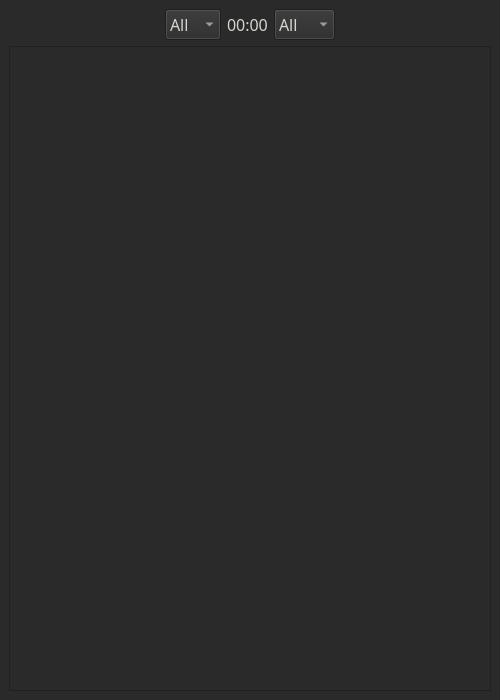
First picture: the form in dialog.ui, repository mbridak/potato, before the edit.
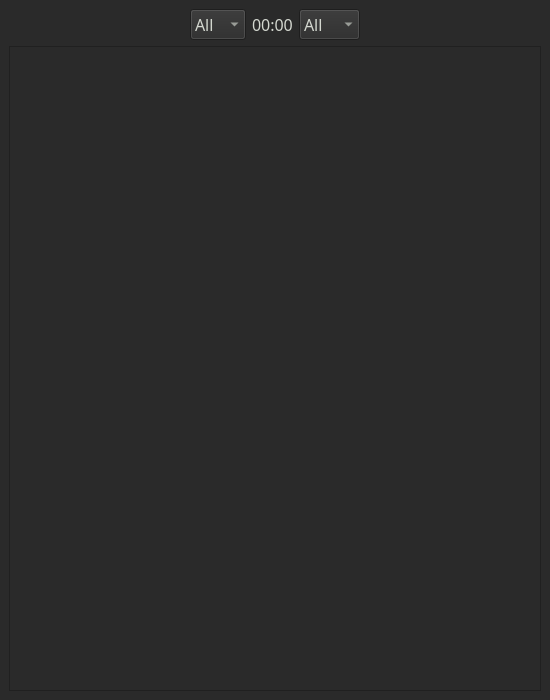
Second picture: the form after the edit.

The edit to the form file:
```diff
--- a/dialog.ui
+++ b/dialog.ui
@@ -6,7 +6,7 @@
    <rect>
     <x>0</x>
     <y>0</y>
-    <width>500</width>
+    <width>550</width>
     <height>700</height>
    </rect>
   </property>
```
